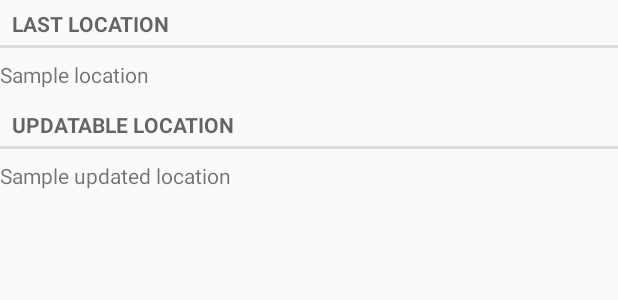
After one commit to ooffeerr/fb, an Android app: the layout native_location_fragment.xml on its own in the app's theme, with its tools: preview values and no code run, on a phone screen of 412 x 824 dp. The commit adds this screen. Shown: the top 300 px of the screen. Run offline under Robolectric (Android 15) with nearby library versions, the phone set to English and light mode, and no system bars.

Commit message:
using Android locations + DB configuration

```diff
--- a/app/src/main/AndroidManifest.xml
+++ b/app/src/main/AndroidManifest.xml
@@ -6,9 +6,9 @@
 
     <uses-permission android:name="android.permission.ACCESS_COARSE_LOCATION" />
 
-    <uses-permission
-        android:name="com.google.android.gms.permission.ACTIVITY_RECOGNITION"/>
+    <uses-permission android:name="com.google.android.gms.permission.ACTIVITY_RECOGNITION"/>
     <application
+        android:name=".FbApplication"
         android:allowBackup="true"
         android:icon="@mipmap/ic_launcher"
         android:label="@string/app_name"
--- /dev/null
+++ b/app/src/main/res/layout/native_location_fragment.xml
@@ -0,0 +1,36 @@
+    <LinearLayout xmlns:android="http://schemas.android.com/apk/res/android"
+        xmlns:tools="http://schemas.android.com/tools"
+        android:layout_width="match_parent"
+        android:layout_height="wrap_content"
+        android:orientation="vertical">
+
+        <TextView
+            style="?android:attr/listSeparatorTextViewStyle"
+            android:layout_width="match_parent"
+            android:layout_height="wrap_content"
+            android:layout_marginBottom="8dp"
+            android:text="Last location"
+            tools:ignore="HardcodedText" />
+
+        <TextView
+            android:id="@+id/lastKnownLocationTextView"
+            android:layout_width="wrap_content"
+            android:layout_height="wrap_content"
+            tools:text="Sample location" />
+
+        <TextView
+            style="?android:attr/listSeparatorTextViewStyle"
+            android:layout_width="match_parent"
+            android:layout_height="wrap_content"
+            android:layout_marginBottom="8dp"
+            android:layout_marginTop="8dp"
+            android:text="Updatable location"
+            tools:ignore="HardcodedText" />
+
+        <TextView
+            android:id="@+id/updated_location_view"
+            android:layout_width="wrap_content"
+            android:layout_height="wrap_content"
+            tools:text="Sample updated location" />
+
+    </LinearLayout>
```
Also changed, not shown: app/build.gradle (+10 -0 lines), app/src/main/java/com/poc/fb/fb_poc/FbApplication.java (added, +16 -0 lines), app/src/main/java/com/poc/fb/fb_poc/MainActivity.java (+6 -4 lines), app/src/main/java/com/poc/fb/fb_poc/location/LocationDatabase.java (added, +72 -0 lines), app/src/main/java/com/poc/fb/fb_poc/location/LocationDbSpec.java (added, +44 -0 lines), app/src/main/java/com/poc/fb/fb_poc/location/NativeLocationProvider.java (+20 -10 lines), app/src/main/java/com/poc/fb/fb_poc/logic/GoogleApiLocationController.java (added, +108 -0 lines), app/src/main/java/com/poc/fb/fb_poc/logic/ILocationController.java (added, +10 -0 lines), app/src/main/java/com/poc/fb/fb_poc/logic/LocationController.java (+2 -103 lines), app/src/main/java/com/poc/fb/fb_poc/ui/LocationFragment.java (+4 -17 lines), app/src/main/java/com/poc/fb/fb_poc/ui/NativeLocationsFragment.java (added, +63 -0 lines).
